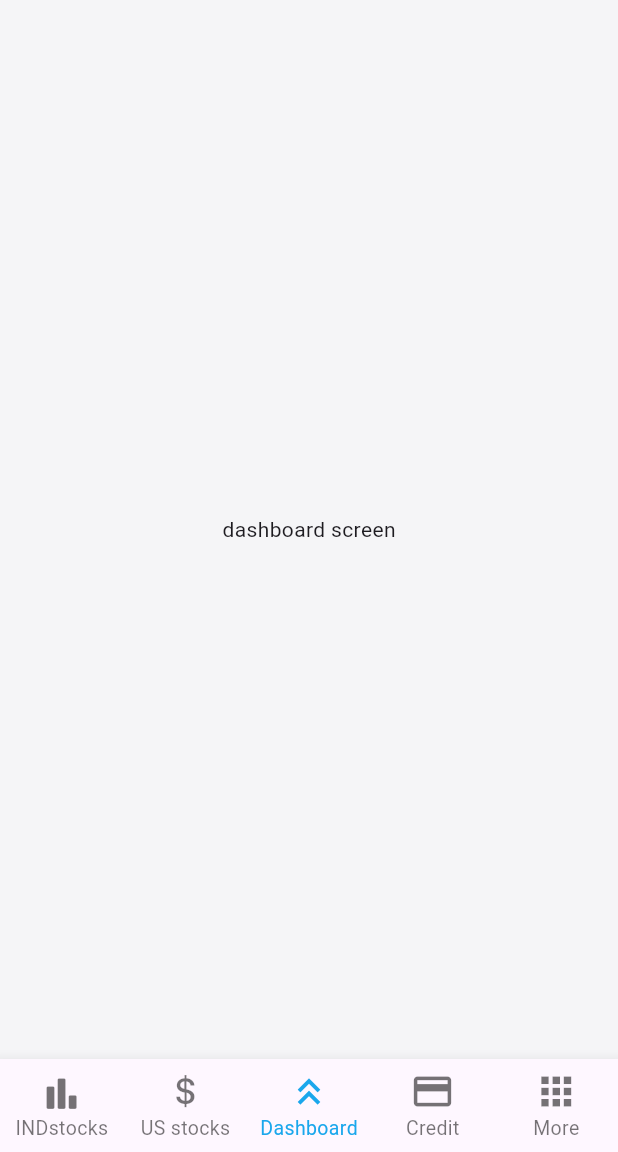
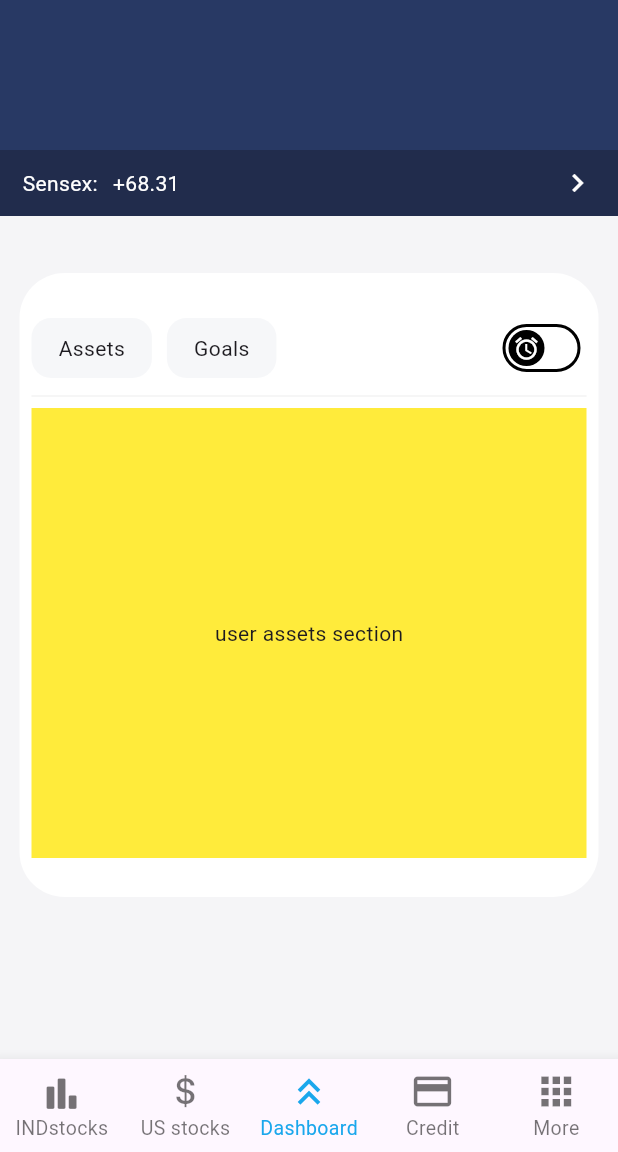
Before and after one commit to Kaviraghul/fintech_app, a Flutter app: the screen it shows after launch, on a phone screen of 412 x 824 dp, the part 84-1236 px from its top. Run offline on Flutter 3.47's test engine with Material 3 defaults, Android fonts, the phone set to English and light mode, and no system bars; our stand-ins replace bloc, cloud_firestore, equatable, firebase_auth, firebase_core, flutter_bloc and 2 more; accounts and stored records are empty; network calls fail.

Commit message:
app button, assets and goals section setup completion

```diff
--- /dev/null
+++ b/lib/presentation/dashboard/components/goal_asset_container/bloc/goals_and_assets_bloc.dart
@@ -0,0 +1,14 @@
+import 'package:bloc/bloc.dart';
+import 'package:equatable/equatable.dart';
+
+part 'goals_and_assets_event.dart';
+part 'goals_and_assets_state.dart';
+
+class GoalsAndAssetsBloc
+    extends Bloc<GoalsAndAssetsEvent, GoalsAndAssetsState> {
+  GoalsAndAssetsBloc() : super(GoalsAndAssetsInitial()) {
+    on<GoalAndAssetsUserViewEvent>((event, emit) {
+      emit(GoalsAndAssetsDisplayOption(viewSection: event.viewSection));
+    });
+  }
+}
--- /dev/null
+++ b/lib/presentation/dashboard/components/goal_asset_container/bloc/goals_and_assets_event.dart
@@ -0,0 +1,21 @@
+part of 'goals_and_assets_bloc.dart';
+
+sealed class GoalsAndAssetsEvent extends Equatable {
+  const GoalsAndAssetsEvent();
+
+  @override
+  List<Object> get props => [];
+}
+
+enum DisplayOption { grid, liner }
+
+enum ViewSection { assets, goals }
+
+class GoalAndAssetsUserViewEvent extends GoalsAndAssetsEvent {
+  final ViewSection viewSection;
+  // final DisplayOption displayOption;
+  const GoalAndAssetsUserViewEvent({
+    required this.viewSection,
+    // required this.displayOption,
+  });
+}
--- /dev/null
+++ b/lib/presentation/dashboard/components/goal_asset_container/bloc/goals_and_assets_state.dart
@@ -0,0 +1,22 @@
+part of 'goals_and_assets_bloc.dart';
+
+sealed class GoalsAndAssetsState extends Equatable {
+  const GoalsAndAssetsState();
+
+  @override
+  List<Object> get props => [];
+}
+
+final class GoalsAndAssetsInitial extends GoalsAndAssetsState {}
+
+class GoalsAndAssetsDisplayOption extends GoalsAndAssetsState {
+  // final DisplayOption displayOption;
+  final ViewSection viewSection;
+  const GoalsAndAssetsDisplayOption({
+    // required this.displayOption,
+    required this.viewSection,
+  });
+
+  @override
+  List<Object> get props => [viewSection];
+}
--- /dev/null
+++ b/lib/presentation/dashboard/components/goal_asset_container/goals_and_assets_container.dart
@@ -0,0 +1,122 @@
+import 'package:fintech_app/gen/assets.gen.dart';
+import 'package:fintech_app/presentation/commonWidgets/app_button.dart';
+import 'package:fintech_app/presentation/dashboard/components/goal_asset_container/bloc/goals_and_assets_bloc.dart';
+import 'package:fintech_app/presentation/dashboard/components/user_assets/user_assets.dart';
+import 'package:fintech_app/presentation/dashboard/components/user_goals/user_goals.dart';
+import 'package:fintech_app/presentation/resources/app_buttons.dart';
+import 'package:fintech_app/presentation/resources/app_colors.dart';
+import 'package:fintech_app/presentation/resources/app_values.dart';
+import 'package:flutter/material.dart';
+import 'package:flutter/widgets.dart';
+import 'package:flutter_bloc/flutter_bloc.dart';
+
+class GoalsAndAssetsContainer extends StatefulWidget {
+  const GoalsAndAssetsContainer({super.key});
+
+  @override
+  State<GoalsAndAssetsContainer> createState() =>
+      _GoalsAndAssetsContainerState();
+}
+
+class _GoalsAndAssetsContainerState extends State<GoalsAndAssetsContainer> {
+  @override
+  Widget build(BuildContext context) {
+    return BlocProvider(
+      create: (context) => GoalsAndAssetsBloc(),
+      child: Container(
+        margin: const EdgeInsets.all(AppValues.s13),
+        padding: const EdgeInsets.symmetric(vertical: AppValues.s18),
+        decoration: const BoxDecoration(
+          color: AppColors.white,
+          borderRadius: BorderRadius.all(
+            Radius.circular(30),
+          ),
+        ),
+        child: BlocBuilder<GoalsAndAssetsBloc, GoalsAndAssetsState>(
+          builder: (context, state) {
+            return Padding(
+              padding: const EdgeInsets.all(8.0),
+              child: Column(
+                children: [
+                  Row(
+                    mainAxisAlignment: MainAxisAlignment.spaceBetween,
+                    children: [
+                      Row(
+                        children: [
+                          AppButtons.getTextButton(
+                              onTap: () {
+                                context.read<GoalsAndAssetsBloc>().add(
+                                      const GoalAndAssetsUserViewEvent(
+                                        viewSection: ViewSection.assets,
+                                      ),
+                                    );
+                              },
+                              text: "Assets",
+                              active: false),
+                          const SizedBox(
+                            width: 10,
+                          ),
+                          AppButtons.getTextButton(
+                              onTap: () {
+                                context.read<GoalsAndAssetsBloc>().add(
+                                      const GoalAndAssetsUserViewEvent(
+                                        viewSection: ViewSection.goals,
+                                      ),
+                                    );
+                              },
+                              text: "Goals",
+                              active: false),
+                        ],
+                      ),
+                      Switch.adaptive(
+                        value: false,
+                        thumbIcon: MaterialStateProperty.resolveWith<Icon?>(
+                            (Set<MaterialState> states) {
+                          if (states.contains(MaterialState.disabled)) {
+                            return const Icon(
+                              Icons.menu,
+                              color: Colors.white,
+                              size: AppValues.s18,
+                            );
+                          } else {
+                            return const Icon(
+                              Icons.access_alarm,
+                              color: Colors.white,
+                              size: AppValues.s18,
+                            );
+                          }
+                        }),
+                        onChanged: (bool value) {
+                          setState(() {});
+                        },
+                      ),
+                    ],
+                  ),
+                  const Divider(
+                    color: AppColors.dividerGrey,
+                  ),
+                  viewSectionWidget(
+                    state is GoalsAndAssetsDisplayOption
+                        ? state.viewSection
+                        : ViewSection.assets,
+                  ),
+                ],
+              ),
+            );
+          },
+        ),
+      ),
+    );
+  }
+}
+
+Widget viewSectionWidget(ViewSection viewSection) {
+  switch (viewSection) {
+    case ViewSection.assets:
+      return const UserAssetsSection();
+    case ViewSection.goals:
+      return const UserGoalsSection();
+    default:
+      return const UserAssetsSection();
+  }
+}
--- /dev/null
+++ b/lib/presentation/dashboard/components/user_assets/user_assets.dart
@@ -0,0 +1,16 @@
+import 'package:flutter/material.dart';
+
+class UserAssetsSection extends StatelessWidget {
+  const UserAssetsSection({super.key});
+
+  @override
+  Widget build(BuildContext context) {
+    return Container(
+      height: 300,
+      color: Colors.yellow,
+      child: Center(
+        child: Text("user assets section"),
+      ),
+    );
+  }
+}
--- /dev/null
+++ b/lib/presentation/dashboard/components/user_goals/user_goals.dart
@@ -0,0 +1,16 @@
+import 'package:flutter/material.dart';
+
+class UserGoalsSection extends StatelessWidget {
+  const UserGoalsSection({super.key});
+
+  @override
+  Widget build(BuildContext context) {
+    return Container(
+      height: 300,
+      color: Colors.yellow,
+      child: Center(
+        child: Text("user goals section"),
+      ),
+    );
+  }
+}
--- a/lib/presentation/dashboard/dashboard.dart
+++ b/lib/presentation/dashboard/dashboard.dart
@@ -1,3 +1,6 @@
+import 'package:fintech_app/presentation/dashboard/components/goal_asset_container/goals_and_assets_container.dart';
+import 'package:fintech_app/presentation/resources/app_colors.dart';
+import 'package:flutter/cupertino.dart';
 import 'package:flutter/material.dart';
 
 class DashBoardScreen extends StatefulWidget {
@@ -10,9 +13,57 @@ class DashBoardScreen extends StatefulWidget {
 class _DashBoardScreenState extends State<DashBoardScreen> {
   @override
   Widget build(BuildContext context) {
-    return Container(
-      child: Center(
-        child: Text("dashboard screen"),
+    return SingleChildScrollView(
+      child: ClipRRect(
+        clipBehavior: Clip.hardEdge,
+        borderRadius: BorderRadius.only(
+            bottomLeft: Radius.circular(20), bottomRight: Radius.circular(20)),
+        child: Column(
+          children: [
+            Container(
+              height: 100,
+              color: AppColors.navyBlue,
+            ),
+            GestureDetector(
+              child: Container(
+                padding: EdgeInsets.symmetric(vertical: 10, horizontal: 15),
+                color: AppColors.darkNavyBlue,
+                child: Row(
+                  mainAxisAlignment: MainAxisAlignment.spaceBetween,
+                  children: [
+                    const Row(
+                      mainAxisSize: MainAxisSize.min,
+                      children: [
+                        Text(
+                          'Sensex:',
+                          style: TextStyle(color: Colors.white),
+                        ),
+                        SizedBox(
+                          width: 10,
+                        ),
+                        Text(
+                          '+68.31',
+                          style: TextStyle(color: Colors.white),
+                        ),
+                      ],
+                    ),
+                    InkWell(
+                      child: Icon(
+                        Icons.keyboard_arrow_right,
+                        color: AppColors.white,
+                      ),
+                      onTap: () {},
+                    ),
+                  ],
+                ),
+              ),
+            ),
+            SizedBox(
+              height: 25,
+            ),
+            GoalsAndAssetsContainer(),
+          ],
+        ),
       ),
     );
   }
--- /dev/null
+++ b/lib/presentation/resources/app_buttons.dart
@@ -0,0 +1,26 @@
+import 'package:fintech_app/presentation/resources/app_colors.dart';
+import 'package:fintech_app/presentation/resources/app_values.dart';
+import 'package:flutter/material.dart';
+
+class AppButtons {
+  static InkWell getTextButton({
+    required String text,
+    required VoidCallback onTap,
+    required bool active,
+  }) {
+    return InkWell(
+      onTap: onTap,
+      child: Container(
+        decoration: BoxDecoration(
+          color: active ? AppColors.lightBlue : AppColors.lightGrey,
+          borderRadius: const BorderRadius.all(
+            Radius.circular(AppValues.s13),
+          ),
+        ),
+        padding: const EdgeInsets.symmetric(
+            vertical: AppValues.s10, horizontal: AppValues.s18),
+        child: Text(text),
+      ),
+    );
+  }
+}
--- a/lib/presentation/resources/app_colors.dart
+++ b/lib/presentation/resources/app_colors.dart
@@ -9,5 +9,9 @@ class AppColors {
   static const Color white = Colors.white;
   static const Color transparent = Colors.transparent;
   static const Color navyBlue = Color(0xFF283964);
+  static const Color darkNavyBlue = Color(0xFF212c4c);
   static const Color grey = Color(0xFF9e9e9e);
+  static const Color lightGrey = Color(0xFFf6f7f9);
+  static const Color dividerGrey = Color(0xFFf3f3f3);
+  static const Color lightBlue = Color(0xFFe7f4fd);
 }
```
